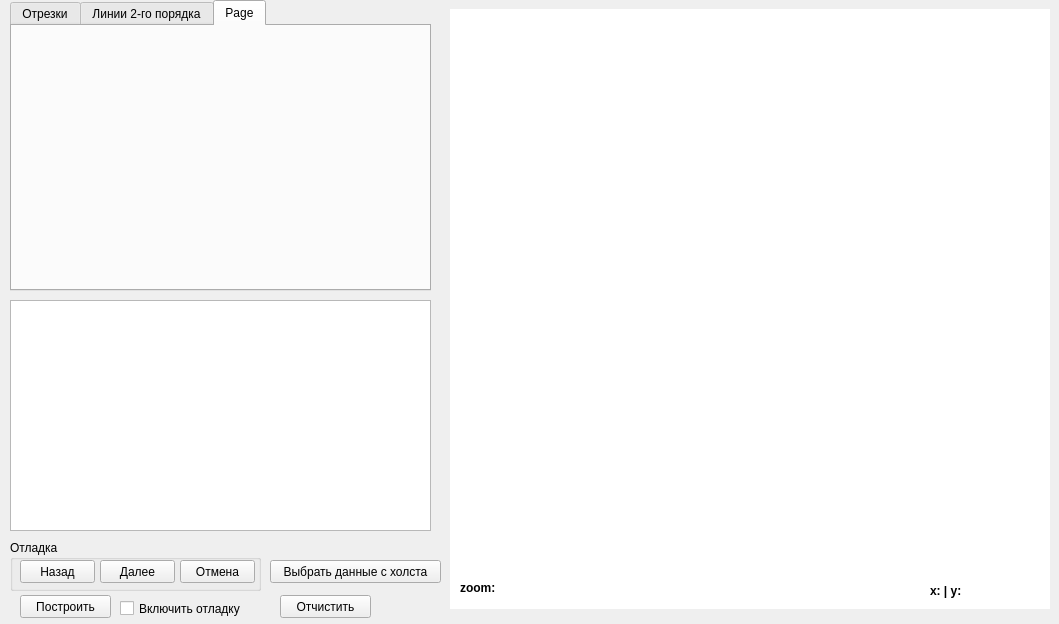
First picture: the form in view.ui, repository SangeRofl/giis, before the edit.
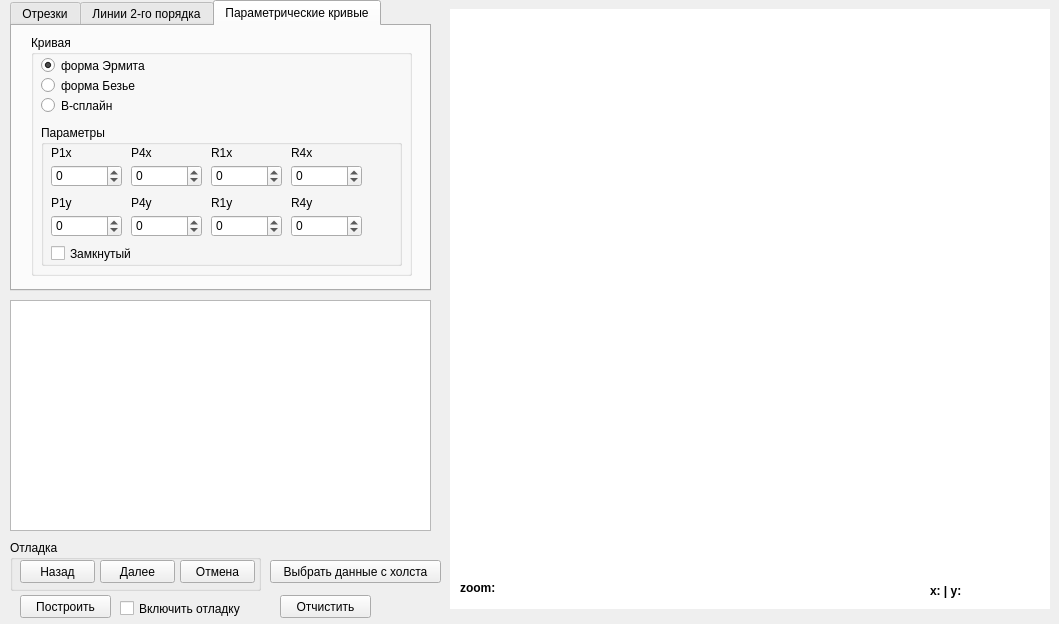
Second picture: the form after the edit. The open tabs and pages were chosen to show the change.

Diff of the .ui file:
```diff
--- a/view.ui
+++ b/view.ui
@@ -472,8 +472,321 @@
     </widget>
     <widget class="QWidget" name="tab">
      <attribute name="title">
-      <string>Page</string>
+      <string>Параметрические кривые</string>
      </attribute>
+     <widget class="QGroupBox" name="groupBox_3">
+      <property name="geometry">
+       <rect>
+        <x>19</x>
+        <y>9</y>
+        <width>381</width>
+        <height>241</height>
+       </rect>
+      </property>
+      <property name="title">
+       <string>Кривая</string>
+      </property>
+      <widget class="QRadioButton" name="ermit_radioButton">
+       <property name="geometry">
+        <rect>
+         <x>10</x>
+         <y>20</y>
+         <width>181</width>
+         <height>21</height>
+        </rect>
+       </property>
+       <property name="text">
+        <string>форма Эрмита</string>
+       </property>
+       <property name="checked">
+        <bool>true</bool>
+       </property>
+      </widget>
+      <widget class="QRadioButton" name="bez_radioButton">
+       <property name="geometry">
+        <rect>
+         <x>10</x>
+         <y>40</y>
+         <width>161</width>
+         <height>21</height>
+        </rect>
+       </property>
+       <property name="text">
+        <string>форма Безье</string>
+       </property>
+      </widget>
+      <widget class="QRadioButton" name="b_splain_radioButton">
+       <property name="geometry">
+        <rect>
+         <x>10</x>
+         <y>60</y>
+         <width>141</width>
+         <height>21</height>
+        </rect>
+       </property>
+       <property name="text">
+        <string>В-сплайн</string>
+       </property>
+      </widget>
+      <widget class="QGroupBox" name="groupBox_4">
+       <property name="geometry">
+        <rect>
+         <x>10</x>
+         <y>90</y>
+         <width>361</width>
+         <height>141</height>
+        </rect>
+       </property>
+       <property name="title">
+        <string>Параметры</string>
+       </property>
+       <widget class="QLabel" name="label_10">
+        <property name="geometry">
+         <rect>
+          <x>10</x>
+          <y>20</y>
+          <width>111</width>
+          <height>16</height>
+         </rect>
+        </property>
+        <property name="text">
+         <string>P1x</string>
+        </property>
+       </widget>
+       <widget class="QSpinBox" name="par_line_spinBox_5">
+        <property name="geometry">
+         <rect>
+          <x>10</x>
+          <y>40</y>
+          <width>71</width>
+          <height>22</height>
+         </rect>
+        </property>
+        <property name="minimum">
+         <number>-1000</number>
+        </property>
+        <property name="maximum">
+         <number>1000</number>
+        </property>
+       </widget>
+       <widget class="QSpinBox" name="par_line_spinBox_6">
+        <property name="geometry">
+         <rect>
+          <x>10</x>
+          <y>90</y>
+          <width>71</width>
+          <height>22</height>
+         </rect>
+        </property>
+        <property name="minimum">
+         <number>-1000</number>
+        </property>
+        <property name="maximum">
+         <number>1000</number>
+        </property>
+       </widget>
+       <widget class="QLabel" name="label_11">
+        <property name="geometry">
+         <rect>
+          <x>10</x>
+          <y>70</y>
+          <width>111</width>
+          <height>16</height>
+         </rect>
+        </property>
+        <property name="text">
+         <string>P1y</string>
+        </property>
+       </widget>
+       <widget class="QSpinBox" name="par_line_spinBox_7">
+        <property name="geometry">
+         <rect>
+          <x>90</x>
+          <y>40</y>
+          <width>71</width>
+          <height>22</height>
+         </rect>
+        </property>
+        <property name="minimum">
+         <number>-1000</number>
+        </property>
+        <property name="maximum">
+         <number>1000</number>
+        </property>
+       </widget>
+       <widget class="QLabel" name="label_12">
+        <property name="geometry">
+         <rect>
+          <x>90</x>
+          <y>20</y>
+          <width>111</width>
+          <height>16</height>
+         </rect>
+        </property>
+        <property name="text">
+         <string>P4x</string>
+        </property>
+       </widget>
+       <widget class="QSpinBox" name="par_line_spinBox_8">
+        <property name="geometry">
+         <rect>
+          <x>90</x>
+          <y>90</y>
+          <width>71</width>
+          <height>22</height>
+         </rect>
+        </property>
+        <property name="minimum">
+         <number>-1000</number>
+        </property>
+        <property name="maximum">
+         <number>1000</number>
+        </property>
+       </widget>
+       <widget class="QLabel" name="label_13">
+        <property name="geometry">
+         <rect>
+          <x>90</x>
+          <y>70</y>
+          <width>111</width>
+          <height>16</height>
+         </rect>
+        </property>
+        <property name="text">
+         <string>P4y</string>
+        </property>
+       </widget>
+       <widget class="QSpinBox" name="par_line_spinBox_9">
+        <property name="geometry">
+         <rect>
+          <x>170</x>
+          <y>40</y>
+          <width>71</width>
+          <height>22</height>
+         </rect>
+        </property>
+        <property name="minimum">
+         <number>-10000</number>
+        </property>
+        <property name="maximum">
+         <number>10000</number>
+        </property>
+       </widget>
+       <widget class="QLabel" name="label_14">
+        <property name="geometry">
+         <rect>
+          <x>170</x>
+          <y>20</y>
+          <width>111</width>
+          <height>16</height>
+         </rect>
+        </property>
+        <property name="text">
+         <string>R1x</string>
+        </property>
+       </widget>
+       <widget class="QSpinBox" name="par_line_spinBox_10">
+        <property name="geometry">
+         <rect>
+          <x>170</x>
+          <y>90</y>
+          <width>71</width>
+          <height>22</height>
+         </rect>
+        </property>
+        <property name="minimum">
+         <number>-10000</number>
+        </property>
+        <property name="maximum">
+         <number>10000</number>
+        </property>
+       </widget>
+       <widget class="QLabel" name="label_15">
+        <property name="geometry">
+         <rect>
+          <x>170</x>
+          <y>70</y>
+          <width>111</width>
+          <height>16</height>
+         </rect>
+        </property>
+        <property name="text">
+         <string>R1y</string>
+        </property>
+       </widget>
+       <widget class="QSpinBox" name="par_line_spinBox_11">
+        <property name="geometry">
+         <rect>
+          <x>250</x>
+          <y>40</y>
+          <width>71</width>
+          <height>22</height>
+         </rect>
+        </property>
+        <property name="minimum">
+         <number>-10000</number>
+        </property>
+        <property name="maximum">
+         <number>10000</number>
+        </property>
+       </widget>
+       <widget class="QLabel" name="label_16">
+        <property name="geometry">
+         <rect>
+          <x>250</x>
+          <y>20</y>
+          <width>111</width>
+          <height>16</height>
+         </rect>
+        </property>
+        <property name="text">
+         <string>R4x</string>
+        </property>
+       </widget>
+       <widget class="QSpinBox" name="par_line_spinBox_12">
+        <property name="geometry">
+         <rect>
+          <x>250</x>
+          <y>90</y>
+          <width>71</width>
+          <height>22</height>
+         </rect>
+        </property>
+        <property name="minimum">
+         <number>-10000</number>
+        </property>
+        <property name="maximum">
+         <number>10000</number>
+        </property>
+       </widget>
+       <widget class="QLabel" name="label_17">
+        <property name="geometry">
+         <rect>
+          <x>250</x>
+          <y>70</y>
+          <width>111</width>
+          <height>16</height>
+         </rect>
+        </property>
+        <property name="text">
+         <string>R4y</string>
+        </property>
+       </widget>
+       <widget class="QCheckBox" name="spline_checkBox">
+        <property name="geometry">
+         <rect>
+          <x>10</x>
+          <y>120</y>
+          <width>191</width>
+          <height>17</height>
+         </rect>
+        </property>
+        <property name="text">
+         <string>Замкнутый</string>
+        </property>
+       </widget>
+      </widget>
+     </widget>
     </widget>
    </widget>
    <widget class="QPushButton" name="build_button">
```
Left out of the diff: 4 changed lines with no effect on the pictures.
